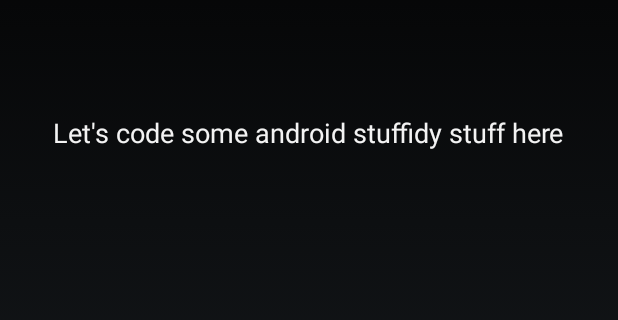
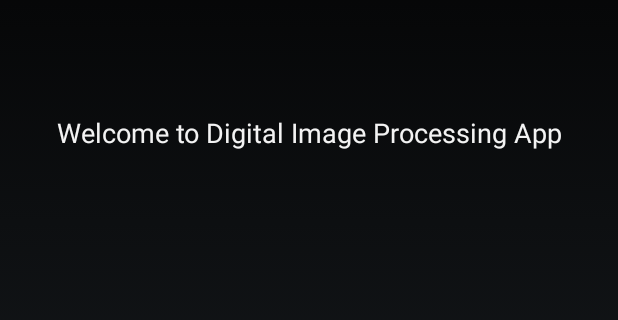
Before and after one commit to myloginistaken/MobDIP, an Android app: the screen it shows after launch (MyActivity), on a phone screen of 412 x 824 dp, the part 190-510 px from its top. Run offline under Robolectric (Android 15) with nearby library versions, the phone set to English and light mode, and no system bars.

Commit message:
Upload images

```diff
--- a/app/src/main/AndroidManifest.xml
+++ b/app/src/main/AndroidManifest.xml
@@ -1,6 +1,8 @@
 <?xml version="1.0" encoding="utf-8"?>
 <manifest xmlns:android="http://schemas.android.com/apk/res/android"
     package="com.dip.mob.mobdip" >
+
+    <uses-permission android:name="android.permission.READ_EXTERNAL_STORAGE"/>
 
     <application
         android:allowBackup="true"
--- a/app/src/main/java/com/dip/mob/mobdip/MyActivity.java
+++ b/app/src/main/java/com/dip/mob/mobdip/MyActivity.java
@@ -1,25 +1,52 @@
 package com.dip.mob.mobdip;
 
 import android.app.Activity;
+import android.content.DialogInterface;
+import android.content.Intent;
+import android.database.Cursor;
+import android.graphics.Bitmap;
+import android.graphics.BitmapFactory;
+import android.graphics.drawable.BitmapDrawable;
+import android.graphics.drawable.Drawable;
+import android.net.Uri;
 import android.os.Bundle;
+import android.provider.MediaStore;
 import android.view.Menu;
 import android.view.MenuInflater;
 import android.view.MenuItem;
+import android.view.View;
+import android.widget.ImageView;
+import android.widget.TextView;
 
 
-public class MyActivity extends Activity {
+public class MyActivity extends Activity{
 
     private MenuItem upload, camera, ch1, ch2, ch3, ch4;
+    private Drawable image;
+    private ImageView theImage;
+    private Bitmap chosenImage = null;
+    private static final int IMAGE_CHOSEN = 1;
+    private TextView title, welcome;
 
     @Override
     protected void onCreate(Bundle savedInstanceState) {
         super.onCreate(savedInstanceState);
         setContentView(R.layout.activity_my);
-    }
 
-    // upload picture from gallery
-    public void upload(MenuItem m){
+        theImage = (ImageView) findViewById(R.id.image);
+        title = (TextView) findViewById(R.id.textView);
+        welcome = (TextView) findViewById(R.id.textView2);
 
+        if(savedInstanceState != null){
+            chosenImage = savedInstanceState.getParcelable("image");
+            image = new BitmapDrawable(chosenImage);
+            theImage.setImageDrawable(image);
+        }
+
+        if(theImage.getDrawable()==null){
+            title.setText("MobDIP");
+            welcome.setText("Welcome to Digital Image Processing App");
+        }
     }
 
     // take photo and upload it to app
@@ -44,6 +71,59 @@ public class MyActivity extends Activity {
 
     }
 
+    // upload picture from gallery
+
+    // Go to gallery
+    public void upload(MenuItem mi) {
+        Intent toGallery = new Intent(Intent.ACTION_PICK,
+                android.provider.MediaStore.Images.Media.EXTERNAL_CONTENT_URI);
+        startActivityForResult(toGallery, IMAGE_CHOSEN);
+    }
+
+    // Get selected photo
+    protected void onActivityResult(int requestCode, int resultCode, Intent data) {
+        super.onActivityResult(requestCode, resultCode, data);
+        switch (requestCode) {
+            case IMAGE_CHOSEN:
+                if (requestCode == IMAGE_CHOSEN) {
+                    Uri uri = data.getData();
+                    String[] projection = { MediaStore.Images.Media.DATA };
+
+                    Cursor cursor = getContentResolver().query(uri, projection,
+                            null, null, null);
+                    cursor.moveToFirst();
+
+                    int colInd = cursor.getColumnIndex(projection[0]);
+                    String filePath = cursor.getString(colInd);
+                    cursor.close();
+
+                    chosenImage = BitmapFactory.decodeFile(filePath);
+                    image = new BitmapDrawable(chosenImage);
+                    theImage.setImageDrawable(image);
+                    title.setText("");
+                    welcome.setText("");
+                }
+        }
+    }
+
+    // Handle data save on activity destruction
+    @Override
+    protected void onSaveInstanceState(Bundle outState) {
+        super.onSaveInstanceState(outState);
+        outState.putParcelable("image", chosenImage);
+    }
+
+    @Override
+    public void onRestoreInstanceState(Bundle savedInstanceState) {
+        super.onRestoreInstanceState(savedInstanceState);
+
+        chosenImage = savedInstanceState.getParcelable("image");
+        image = new BitmapDrawable(chosenImage);
+        theImage.setImageDrawable(image);
+
+
+    }
+
     @Override
     public boolean onCreateOptionsMenu(Menu menu) {
         MenuInflater inflater = getMenuInflater();
@@ -64,7 +144,7 @@ public class MyActivity extends Activity {
 
         switch (item.getItemId()) {
             case R.id.upload:
-                //upload();
+                upload(item);
                 return true;
             case R.id.camera:
                 //takePhotoAndUpload();
--- a/app/src/main/res/layout/activity_my.xml
+++ b/app/src/main/res/layout/activity_my.xml
@@ -12,7 +12,6 @@
         android:layout_width="wrap_content"
         android:layout_height="wrap_content"
         android:textAppearance="?android:attr/textAppearanceLarge"
-        android:text="@string/app_name"
         android:id="@+id/textView"
         android:layout_marginTop="33dp"
         android:layout_alignParentTop="true"
@@ -21,11 +20,19 @@
     <TextView
         android:layout_width="wrap_content"
         android:layout_height="wrap_content"
+        android:gravity="center"
         android:textAppearance="?android:attr/textAppearanceMedium"
-        android:text="@string/letsdoit"
         android:id="@+id/textView2"
         android:layout_below="@+id/textView"
         android:layout_centerHorizontal="true"
         android:layout_marginTop="76dp" />
 
+    <ImageView
+        android:id="@+id/image"
+        android:layout_centerHorizontal="true"
+        android:layout_centerVertical="true"
+        android:adjustViewBounds="true"
+        android:layout_width="match_parent"
+        android:layout_height="match_parent" />
+
 </RelativeLayout>
--- a/app/src/main/res/menu/my.xml
+++ b/app/src/main/res/menu/my.xml
@@ -6,39 +6,33 @@
         android:id="@+id/upload"
         android:title="@string/upload"
         android:icon="@android:drawable/ic_menu_gallery"
-        android:showAsAction="always"
-        android:onClick="upload"/>
+        android:showAsAction="always"/>
 
     <item
         android:id="@+id/camera"
         android:title="@string/camera"
         android:icon="@android:drawable/ic_menu_camera"
-        android:showAsAction="always"
-        android:onClick="takePhotoAndUpload"/>
+        android:showAsAction="always"/>
 
     <item
         android:id="@+id/ch1"
-        android:title="Chapter 1"
-        android:showAsAction="never"
-        android:onClick="chapter1"/>
+        android:title="@string/ch1"
+        android:showAsAction="never"/>
 
     <item
         android:id="@+id/ch2"
-        android:title="Chapter 2"
-        android:showAsAction="never"
-        android:onClick="chapter2"/>
+        android:title="@string/ch2"
+        android:showAsAction="never"/>
 
     <item
         android:id="@+id/ch3"
-        android:title="Chapter 3"
-        android:showAsAction="never"
-        android:onClick="chapter3"/>
+        android:title="@string/ch3"
+        android:showAsAction="never"/>
 
     <item
         android:id="@+id/ch4"
-        android:title="Chapter 4"
-        android:showAsAction="never"
-        android:onClick="chapter4"/>
+        android:title="@string/ch4"
+        android:showAsAction="never"/>
 
     <item android:id="@+id/action_settings"
         android:title="@string/action_settings"
--- a/app/src/main/res/values/strings.xml
+++ b/app/src/main/res/values/strings.xml
@@ -2,7 +2,14 @@
 <resources>
 
     <string name="app_name">MobDIP</string>
-    <string name="letsdoit">Let\'s code some android stuffidy stuff here</string>
     <string name="action_settings">Settings</string>
 
+    <!-- MAIN MENU -->
+    <string name="upload">Upload image</string>
+    <string name="camera">Take photo</string>
+    <string name="ch1">Chapter 1</string>
+    <string name="ch2">Chapter 2</string>
+    <string name="ch3">Chapter 3</string>
+    <string name="ch4">Chapter 4</string>
+
 </resources>
```
